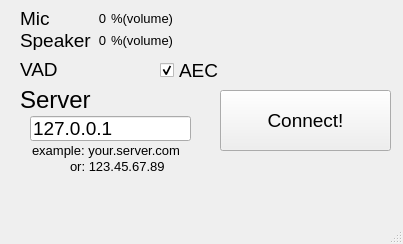
First picture: the form in client_qt5/mainwindow.ui, repository zhang-ray/easy-voice-call, before the edit.
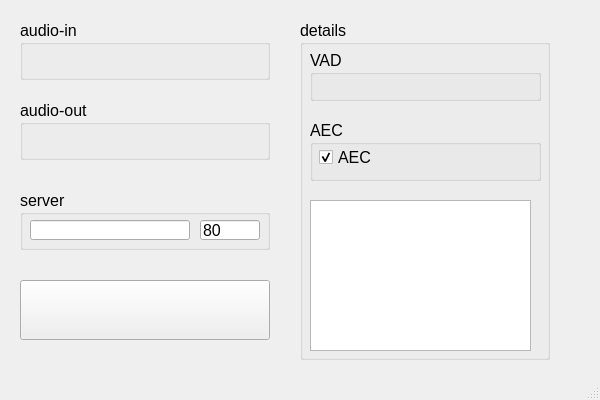
Second picture: the form after the edit.

Patch:
```diff
--- a/client_qt5/mainwindow.ui
+++ b/client_qt5/mainwindow.ui
@@ -6,10 +6,16 @@
    <rect>
     <x>0</x>
     <y>0</y>
-    <width>403</width>
-    <height>244</height>
+    <width>600</width>
+    <height>400</height>
    </rect>
   </property>
+  <property name="sizePolicy">
+   <sizepolicy hsizetype="Preferred" vsizetype="Preferred">
+    <horstretch>0</horstretch>
+    <verstretch>0</verstretch>
+   </sizepolicy>
+  </property>
   <property name="font">
    <font>
     <pointsize>12</pointsize>
@@ -19,334 +25,448 @@
    <string>Easy Voice Call</string>
   </property>
   <widget class="QWidget" name="centralWidget">
-   <widget class="QLabel" name="label">
+   <widget class="QGroupBox" name="groupBox_ain">
     <property name="geometry">
      <rect>
       <x>20</x>
-      <y>89</y>
-      <width>91</width>
-      <height>21</height>
+      <y>20</y>
+      <width>250</width>
+      <height>60</height>
      </rect>
     </property>
-    <property name="font">
-     <font>
-      <pointsize>18</pointsize>
-     </font>
+    <property name="title">
+     <string>audio-in</string>
     </property>
-    <property name="text">
-     <string>Server</string>
-    </property>
+    <widget class="QLabel" name="label_img_ain">
+     <property name="geometry">
+      <rect>
+       <x>10</x>
+       <y>30</y>
+       <width>20</width>
+       <height>20</height>
+      </rect>
+     </property>
+     <property name="text">
+      <string/>
+     </property>
+    </widget>
+    <widget class="QLabel" name="label_img_ain_bar0">
+     <property name="geometry">
+      <rect>
+       <x>50</x>
+       <y>30</y>
+       <width>10</width>
+       <height>20</height>
+      </rect>
+     </property>
+     <property name="text">
+      <string/>
+     </property>
+    </widget>
+    <widget class="QLabel" name="label_img_ain_bar1">
+     <property name="geometry">
+      <rect>
+       <x>65</x>
+       <y>30</y>
+       <width>10</width>
+       <height>20</height>
+      </rect>
+     </property>
+     <property name="text">
+      <string/>
+     </property>
+    </widget>
+    <widget class="QLabel" name="label_img_ain_bar2">
+     <property name="geometry">
+      <rect>
+       <x>80</x>
+       <y>30</y>
+       <width>10</width>
+       <height>20</height>
+      </rect>
+     </property>
+     <property name="text">
+      <string/>
+     </property>
+    </widget>
+    <widget class="QLabel" name="label_img_ain_bar3">
+     <property name="geometry">
+      <rect>
+       <x>95</x>
+       <y>30</y>
+       <width>10</width>
+       <height>20</height>
+      </rect>
+     </property>
+     <property name="text">
+      <string/>
+     </property>
+    </widget>
+    <widget class="QLabel" name="label_img_ain_bar4">
+     <property name="geometry">
+      <rect>
+       <x>110</x>
+       <y>30</y>
+       <width>10</width>
+       <height>20</height>
+      </rect>
+     </property>
+     <property name="text">
+      <string/>
+     </property>
+    </widget>
+    <widget class="QLabel" name="label_img_ain_bar5">
+     <property name="geometry">
+      <rect>
+       <x>125</x>
+       <y>30</y>
+       <width>10</width>
+       <height>20</height>
+      </rect>
+     </property>
+     <property name="text">
+      <string/>
+     </property>
+    </widget>
+    <widget class="QLabel" name="label_img_ain_bar6">
+     <property name="geometry">
+      <rect>
+       <x>140</x>
+       <y>30</y>
+       <width>10</width>
+       <height>20</height>
+      </rect>
+     </property>
+     <property name="text">
+      <string/>
+     </property>
+    </widget>
+    <widget class="QLabel" name="label_img_ain_bar7">
+     <property name="geometry">
+      <rect>
+       <x>155</x>
+       <y>30</y>
+       <width>10</width>
+       <height>20</height>
+      </rect>
+     </property>
+     <property name="text">
+      <string/>
+     </property>
+    </widget>
+    <widget class="QLabel" name="label_img_ain_bar8">
+     <property name="geometry">
+      <rect>
+       <x>170</x>
+       <y>30</y>
+       <width>10</width>
+       <height>20</height>
+      </rect>
+     </property>
+     <property name="text">
+      <string/>
+     </property>
+    </widget>
+    <widget class="QLabel" name="label_img_ain_bar9">
+     <property name="geometry">
+      <rect>
+       <x>185</x>
+       <y>30</y>
+       <width>10</width>
+       <height>20</height>
+      </rect>
+     </property>
+     <property name="text">
+      <string/>
+     </property>
+    </widget>
    </widget>
-   <widget class="QLineEdit" name="lineEdit_serverHost">
+   <widget class="QGroupBox" name="groupBox_aout">
     <property name="geometry">
      <rect>
-      <x>30</x>
-      <y>116</y>
-      <width>161</width>
-      <height>25</height>
+      <x>20</x>
+      <y>100</y>
+      <width>250</width>
+      <height>60</height>
      </rect>
     </property>
-    <property name="font">
-     <font>
-      <pointsize>14</pointsize>
-     </font>
+    <property name="title">
+     <string>audio-out</string>
     </property>
-    <property name="text">
-     <string>127.0.0.1</string>
+    <widget class="QLabel" name="label_img_aout">
+     <property name="geometry">
+      <rect>
+       <x>10</x>
+       <y>30</y>
+       <width>20</width>
+       <height>20</height>
+      </rect>
+     </property>
+     <property name="text">
+      <string/>
+     </property>
+    </widget>
+    <widget class="QLabel" name="label_img_aout_bar0">
+     <property name="geometry">
+      <rect>
+       <x>50</x>
+       <y>30</y>
+       <width>10</width>
+       <height>20</height>
+      </rect>
+     </property>
+     <property name="text">
+      <string/>
+     </property>
+    </widget>
+    <widget class="QLabel" name="label_img_aout_bar2">
+     <property name="geometry">
+      <rect>
+       <x>80</x>
+       <y>30</y>
+       <width>10</width>
+       <height>20</height>
+      </rect>
+     </property>
+     <property name="text">
+      <string/>
+     </property>
+    </widget>
+    <widget class="QLabel" name="label_img_aout_bar3">
+     <property name="geometry">
+      <rect>
+       <x>95</x>
+       <y>30</y>
+       <width>10</width>
+       <height>20</height>
+      </rect>
+     </property>
+     <property name="text">
+      <string/>
+     </property>
+    </widget>
+    <widget class="QLabel" name="label_img_aout_bar4">
+     <property name="geometry">
+      <rect>
+       <x>110</x>
+       <y>30</y>
+       <width>10</width>
+       <height>20</height>
+      </rect>
+     </property>
+     <property name="text">
+      <string/>
+     </property>
+    </widget>
+    <widget class="QLabel" name="label_img_aout_bar5">
+     <property name="geometry">
+      <rect>
+       <x>125</x>
+       <y>30</y>
+       <width>10</width>
+       <height>20</height>
+      </rect>
+     </property>
+     <property name="text">
+      <string/>
+     </property>
+    </widget>
+    <widget class="QLabel" name="label_img_aout_bar6">
+     <property name="geometry">
+      <rect>
+       <x>140</x>
+       <y>30</y>
+       <width>10</width>
+       <height>20</height>
+      </rect>
+     </property>
+     <property name="text">
+      <string/>
+     </property>
+    </widget>
+    <widget class="QLabel" name="label_img_aout_bar7">
+     <property name="geometry">
+      <rect>
+       <x>155</x>
+       <y>30</y>
+       <width>10</width>
+       <height>20</height>
+      </rect>
+     </property>
+     <property name="text">
+      <string/>
+     </property>
+    </widget>
+    <widget class="QLabel" name="label_img_aout_bar8">
+     <property name="geometry">
+      <rect>
+       <x>170</x>
+       <y>30</y>
+       <width>10</width>
+       <height>20</height>
+      </rect>
+     </property>
+     <property name="text">
+      <string/>
+     </property>
+    </widget>
+    <widget class="QLabel" name="label_img_aout_bar1">
+     <property name="geometry">
+      <rect>
+       <x>65</x>
+       <y>30</y>
+       <width>10</width>
+       <height>20</height>
+      </rect>
+     </property>
+     <property name="text">
+      <string/>
+     </property>
+    </widget>
+    <widget class="QLabel" name="label_img_aout_bar9">
+     <property name="geometry">
+      <rect>
+       <x>185</x>
+       <y>30</y>
+       <width>10</width>
+       <height>20</height>
+      </rect>
+     </property>
+     <property name="text">
+      <string/>
+     </property>
+    </widget>
+   </widget>
+   <widget class="QGroupBox" name="groupBox_server">
+    <property name="geometry">
+     <rect>
+      <x>20</x>
+      <y>190</y>
+      <width>250</width>
+      <height>60</height>
+     </rect>
     </property>
+    <property name="title">
+     <string>server</string>
+    </property>
+    <widget class="QLineEdit" name="lineEdit_serverHost">
+     <property name="geometry">
+      <rect>
+       <x>10</x>
+       <y>30</y>
+       <width>160</width>
+       <height>20</height>
+      </rect>
+     </property>
+    </widget>
+    <widget class="QLineEdit" name="lineEdit_serverPort">
+     <property name="geometry">
+      <rect>
+       <x>180</x>
+       <y>30</y>
+       <width>60</width>
+       <height>20</height>
+      </rect>
+     </property>
+     <property name="text">
+      <string>80</string>
+     </property>
+    </widget>
    </widget>
    <widget class="QPushButton" name="pushButton_connecting">
     <property name="geometry">
      <rect>
-      <x>220</x>
-      <y>90</y>
-      <width>171</width>
-      <height>61</height>
-     </rect>
-    </property>
-    <property name="font">
-     <font>
-      <pointsize>14</pointsize>
-     </font>
-    </property>
-    <property name="text">
-     <string>Connect!</string>
-    </property>
-   </widget>
-   <widget class="QLabel" name="label_micInfo">
-    <property name="geometry">
-     <rect>
-      <x>190</x>
-      <y>8</y>
-      <width>191</width>
-      <height>20</height>
-     </rect>
-    </property>
-    <property name="font">
-     <font>
-      <pointsize>14</pointsize>
-      <weight>75</weight>
-      <bold>true</bold>
-      <underline>false</underline>
-     </font>
-    </property>
-    <property name="autoFillBackground">
-     <bool>true</bool>
-    </property>
-    <property name="text">
-     <string/>
-    </property>
-    <property name="alignment">
-     <set>Qt::AlignCenter</set>
-    </property>
-   </widget>
-   <widget class="QLabel" name="label_micTitle">
-    <property name="geometry">
-     <rect>
       <x>20</x>
-      <y>8</y>
-      <width>71</width>
-      <height>20</height>
+      <y>280</y>
+      <width>250</width>
+      <height>60</height>
      </rect>
     </property>
-    <property name="font">
-     <font>
-      <pointsize>14</pointsize>
-     </font>
-    </property>
     <property name="text">
-     <string>Mic</string>
-    </property>
-   </widget>
-   <widget class="QLabel" name="label_spkTitle">
-    <property name="geometry">
-     <rect>
-      <x>20</x>
-      <y>30</y>
-      <width>71</width>
-      <height>20</height>
-     </rect>
-    </property>
-    <property name="font">
-     <font>
-      <pointsize>14</pointsize>
-     </font>
-    </property>
-    <property name="text">
-     <string>Speaker</string>
-    </property>
-   </widget>
-   <widget class="QLabel" name="label_spkInfo">
-    <property name="geometry">
-     <rect>
-      <x>190</x>
-      <y>30</y>
-      <width>191</width>
-      <height>20</height>
-     </rect>
-    </property>
-    <property name="font">
-     <font>
-      <pointsize>14</pointsize>
-      <weight>75</weight>
-      <bold>true</bold>
-      <underline>false</underline>
-     </font>
-    </property>
-    <property name="autoFillBackground">
-     <bool>true</bool>
-    </property>
-    <property name="text">
      <string/>
     </property>
-    <property name="alignment">
-     <set>Qt::AlignCenter</set>
-    </property>
    </widget>
-   <widget class="QLabel" name="label_volumeMic">
+   <widget class="QGroupBox" name="groupBox_details">
     <property name="geometry">
      <rect>
-      <x>85</x>
-      <y>8</y>
-      <width>21</width>
-      <height>20</height>
+      <x>300</x>
+      <y>20</y>
+      <width>250</width>
+      <height>340</height>
      </rect>
     </property>
-    <property name="font">
-     <font>
-      <pointsize>10</pointsize>
-     </font>
+    <property name="title">
+     <string>details</string>
     </property>
-    <property name="text">
-     <string>0</string>
-    </property>
-    <property name="alignment">
-     <set>Qt::AlignRight|Qt::AlignTrailing|Qt::AlignVCenter</set>
-    </property>
+    <widget class="QGroupBox" name="groupBox_vad">
+     <property name="geometry">
+      <rect>
+       <x>10</x>
+       <y>30</y>
+       <width>231</width>
+       <height>51</height>
+      </rect>
+     </property>
+     <property name="title">
+      <string>VAD</string>
+     </property>
+     <widget class="QLabel" name="label_vad">
+      <property name="geometry">
+       <rect>
+        <x>10</x>
+        <y>28</y>
+        <width>67</width>
+        <height>17</height>
+       </rect>
+      </property>
+      <property name="text">
+       <string/>
+      </property>
+      <property name="alignment">
+       <set>Qt::AlignRight|Qt::AlignTrailing|Qt::AlignVCenter</set>
+      </property>
+     </widget>
+    </widget>
+    <widget class="QGroupBox" name="groupBox_aec">
+     <property name="geometry">
+      <rect>
+       <x>10</x>
+       <y>100</y>
+       <width>231</width>
+       <height>61</height>
+      </rect>
+     </property>
+     <property name="title">
+      <string>AEC</string>
+     </property>
+     <widget class="QCheckBox" name="checkBox_needAec">
+      <property name="geometry">
+       <rect>
+        <x>9</x>
+        <y>26</y>
+        <width>92</width>
+        <height>23</height>
+       </rect>
+      </property>
+      <property name="text">
+       <string>AEC</string>
+      </property>
+      <property name="checked">
+       <bool>true</bool>
+      </property>
+     </widget>
+    </widget>
+    <widget class="QTextBrowser" name="textBrowser">
+     <property name="geometry">
+      <rect>
+       <x>10</x>
+       <y>180</y>
+       <width>221</width>
+       <height>151</height>
+      </rect>
+     </property>
+    </widget>
    </widget>
-   <widget class="QLabel" name="label_volumeSpk">
-    <property name="geometry">
-     <rect>
-      <x>85</x>
-      <y>30</y>
-      <width>21</width>
-      <height>20</height>
-     </rect>
-    </property>
-    <property name="font">
-     <font>
-      <pointsize>10</pointsize>
-     </font>
-    </property>
-    <property name="text">
-     <string>0</string>
-    </property>
-    <property name="alignment">
-     <set>Qt::AlignRight|Qt::AlignTrailing|Qt::AlignVCenter</set>
-    </property>
-   </widget>
-   <widget class="QLabel" name="label_9">
-    <property name="geometry">
-     <rect>
-      <x>32</x>
-      <y>142</y>
-      <width>181</width>
-      <height>17</height>
-     </rect>
-    </property>
-    <property name="font">
-     <font>
-      <pointsize>10</pointsize>
-     </font>
-    </property>
-    <property name="text">
-     <string>example: your.server.com</string>
-    </property>
-   </widget>
-   <widget class="QLabel" name="label_10">
-    <property name="geometry">
-     <rect>
-      <x>70</x>
-      <y>158</y>
-      <width>131</width>
-      <height>17</height>
-     </rect>
-    </property>
-    <property name="font">
-     <font>
-      <pointsize>10</pointsize>
-     </font>
-    </property>
-    <property name="text">
-     <string>or: 123.45.67.89</string>
-    </property>
-   </widget>
-   <widget class="QLabel" name="label_volumeMic_3">
-    <property name="geometry">
-     <rect>
-      <x>111</x>
-      <y>8</y>
-      <width>71</width>
-      <height>20</height>
-     </rect>
-    </property>
-    <property name="font">
-     <font>
-      <pointsize>10</pointsize>
-     </font>
-    </property>
-    <property name="text">
-     <string>%(volume)</string>
-    </property>
-   </widget>
-   <widget class="QLabel" name="label_volumeSpk_3">
-    <property name="geometry">
-     <rect>
-      <x>111</x>
-      <y>30</y>
-      <width>71</width>
-      <height>20</height>
-     </rect>
-    </property>
-    <property name="font">
-     <font>
-      <pointsize>10</pointsize>
-     </font>
-    </property>
-    <property name="text">
-     <string>%(volume)</string>
-    </property>
-   </widget>
-   <widget class="QLabel" name="label_vadTitle">
-    <property name="geometry">
-     <rect>
-      <x>20</x>
-      <y>59</y>
-      <width>71</width>
-      <height>20</height>
-     </rect>
-    </property>
-    <property name="font">
-     <font>
-      <pointsize>14</pointsize>
-     </font>
-    </property>
-    <property name="text">
-     <string>VAD</string>
-    </property>
-   </widget>
-   <widget class="QLabel" name="label_vad">
-    <property name="geometry">
-     <rect>
-      <x>80</x>
-      <y>59</y>
-      <width>71</width>
-      <height>20</height>
-     </rect>
-    </property>
-    <property name="font">
-     <font>
-      <pointsize>10</pointsize>
-     </font>
-    </property>
-    <property name="text">
-     <string/>
-    </property>
-    <property name="alignment">
-     <set>Qt::AlignRight|Qt::AlignTrailing|Qt::AlignVCenter</set>
-    </property>
-   </widget>
-   <widget class="QCheckBox" name="checkBox_needAec">
-    <property name="geometry">
-     <rect>
-      <x>160</x>
-      <y>59</y>
-      <width>111</width>
-      <height>23</height>
-     </rect>
-    </property>
-    <property name="font">
-     <font>
-      <pointsize>14</pointsize>
-     </font>
-    </property>
-    <property name="text">
-     <string>AEC</string>
-    </property>
-    <property name="checked">
-     <bool>true</bool>
-    </property>
-   </widget>
-  </widget>
-  <widget class="QMenuBar" name="menuBar">
-   <property name="geometry">
-    <rect>
-     <x>0</x>
-     <y>0</y>
-     <width>403</width>
-     <height>23</height>
-    </rect>
-   </property>
   </widget>
   <widget class="QStatusBar" name="statusBar"/>
  </widget>
```
